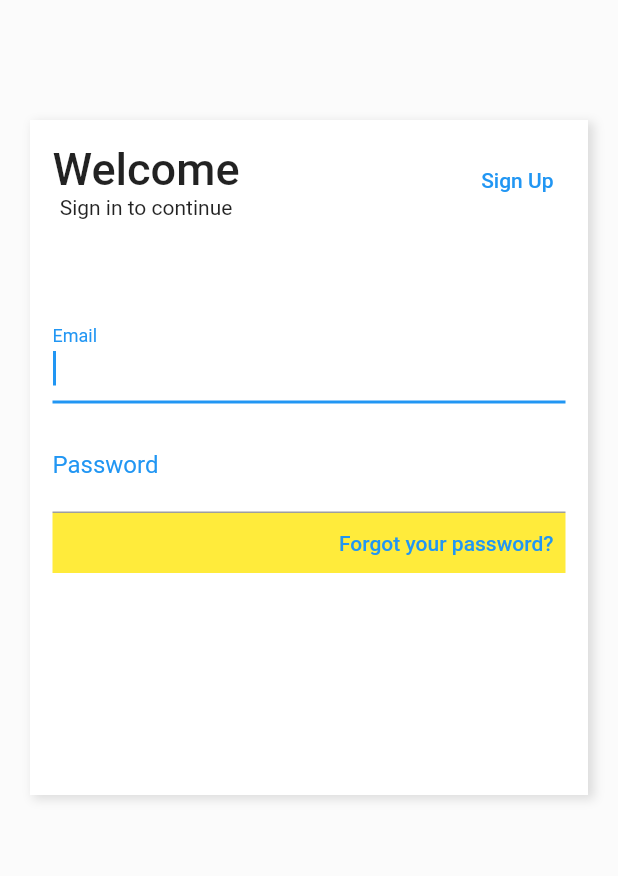
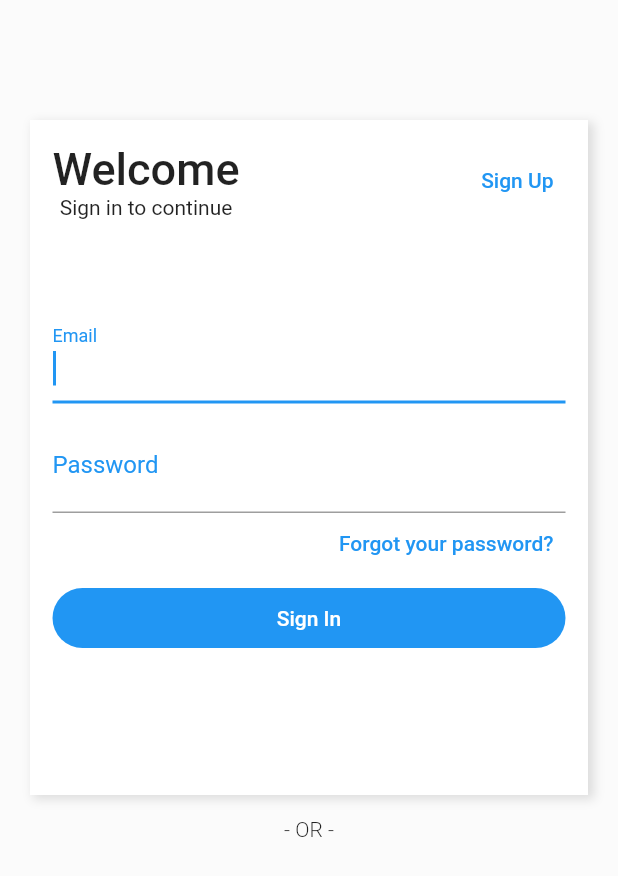
Before and after one commit to MiltonQuirino/shopping, a Flutter app: the screen it shows after launch, on a phone screen of 412 x 824 dp. Shown: the top 876 px of the screen. Run offline on Flutter 3.47's test engine with Material 2 defaults, Android fonts, the phone set to English and light mode, and no system bars.

Commit message:
add assets

```diff
--- a/lib/pages/login.page.dart
+++ b/lib/pages/login.page.dart
@@ -91,7 +91,6 @@ class LoginPage extends StatelessWidget {
                       ),
                     ),
                     Container(
-                        color: Colors.yellow,
                       height: 40,
                       alignment: Alignment.centerRight,
                       child: TextButton(
@@ -99,12 +98,45 @@ class LoginPage extends StatelessWidget {
                         child: Text("Forgot your password?"),
                       ),
                     ),
+                    SizedBox(height: 10),
+                    Container(
+                      decoration: BoxDecoration(
+                        color: Colors.blue,
+                        borderRadius: BorderRadius.all(
+                          Radius.circular(30),
+                        ),
+                      ),
+                      height: 40,
+                      child: TextButton(
+                        onPressed: () {},
+                        child: Text(
+                          "Sign In",
+                          style: TextStyle(
+                            color: Colors.white,
+                          ),
+                        ),
+                      ),
+                    ),
                     SizedBox(
                       height: 60,
                     ),
                   ],
                 ),
-                ))
+              ),
+            ),
+            Container(
+              padding: EdgeInsets.only(
+                top: 15,
+                bottom: 15,
+              ),
+              child: Text(
+                "- OR -",
+                style: TextStyle(
+                  fontSize: 14,
+                  fontWeight: FontWeight.w300,
+                ),
+              ),
+            )
           ],
         ),
       ),
```
Also changed, not shown: assets/Icon_Devices.png (added), assets/Icon_Gadgets.png (added), assets/Icon_Gaming.png (added), assets/Icon_Mens_Shoe.png (added), assets/Icon_Womens_Shoe.png (added), assets/facebook.png (added), assets/google.png (added), assets/product-1.png (added), assets/product-10.png (added), assets/product-2.png (added), assets/product-3.png (added), assets/product-4.png (added), assets/product-5.png (added), assets/product-6.png (added), 3 more files, 1 other file. Lines whose indentation alone changed are shown as unchanged.
